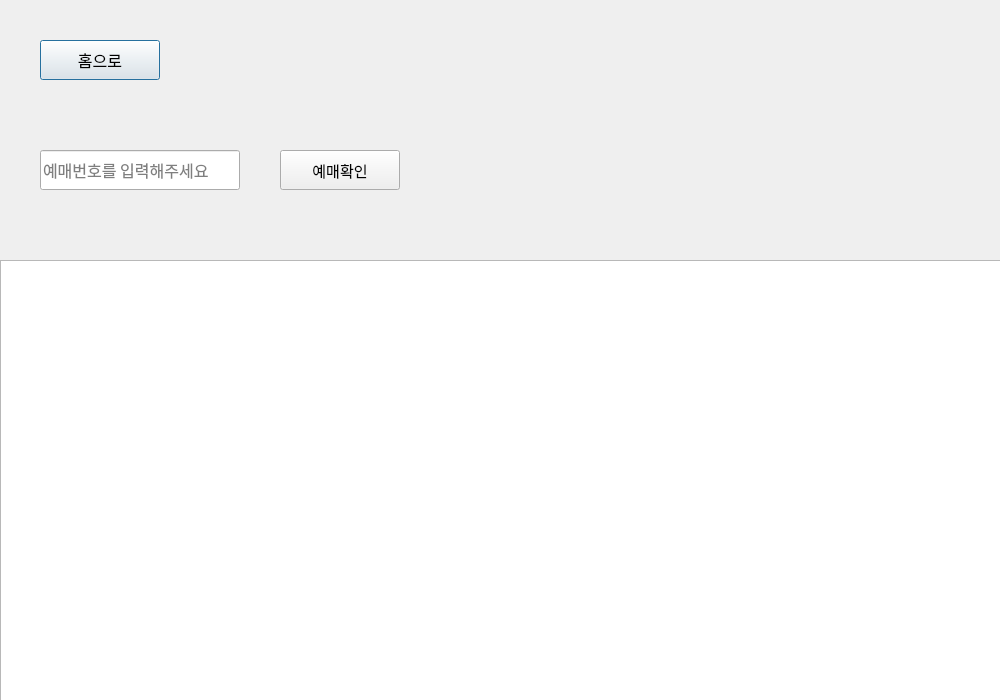
The window that ui/searchpage.ui (2sseong/mini_project_2025-03) describes before a commit, drawn with Qt 5.
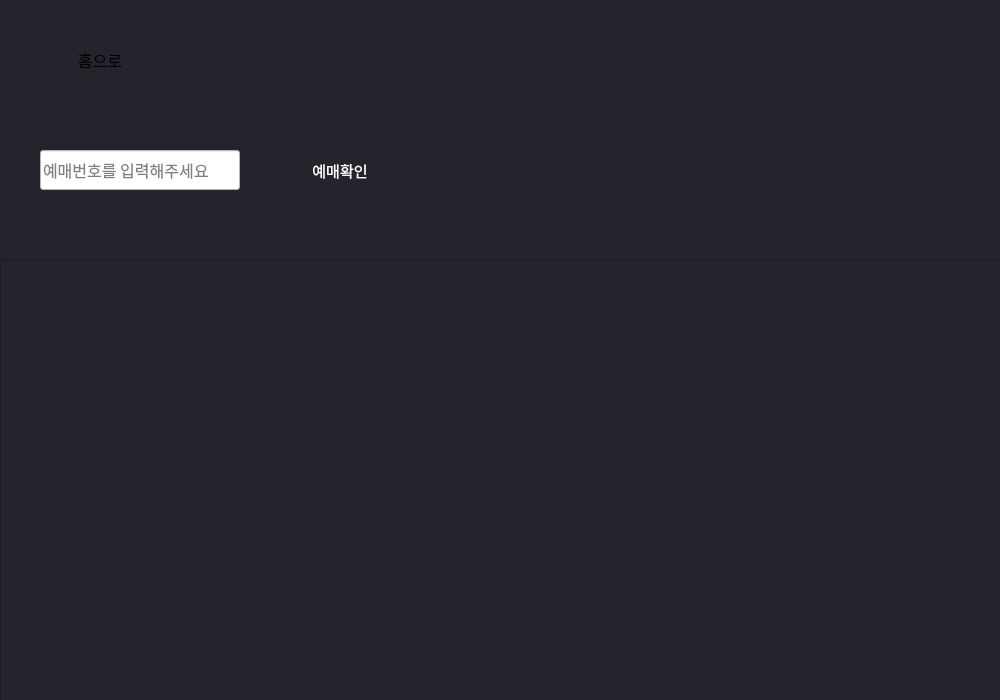
The same window after the commit.

```diff
--- a/ui/searchpage.ui
+++ b/ui/searchpage.ui
@@ -31,6 +31,10 @@
   <property name="windowTitle">
    <string>Dialog</string>
   </property>
+  <property name="styleSheet">
+   <string notr="true">background:#24242C;
+color:white;</string>
+  </property>
   <widget class="QLineEdit" name="input_key">
    <property name="geometry">
     <rect>
@@ -46,6 +50,10 @@
      <pointsize>12</pointsize>
     </font>
    </property>
+   <property name="styleSheet">
+    <string notr="true">background:white;
+color:black;</string>
+   </property>
    <property name="text">
     <string/>
    </property>
@@ -68,6 +76,15 @@
      <pointsize>12</pointsize>
     </font>
    </property>
+   <property name="styleSheet">
+    <string notr="true">background: qlineargradient(
+                    x1: 0, y1: 0, x2: 0, y2: 1,
+                    stop: 0 #ffffff,
+                    stop: 1 #dddddd
+                );
+color: black;
+border-radius:4;</string>
+   </property>
    <property name="text">
     <string>홈으로</string>
    </property>
@@ -87,6 +104,15 @@
      <pointsize>11</pointsize>
     </font>
    </property>
+   <property name="styleSheet">
+    <string notr="true">background: qlineargradient(
+                    x1: 0, y1: 0, x2: 0, y2: 1,
+                    stop: 0 #AF2E29,
+                    stop: 1 #8E2824
+                );
+color: white;
+border-radius: 4px;</string>
+   </property>
    <property name="text">
     <string>예매확인</string>
    </property>
@@ -102,7 +128,16 @@
    </property>
    <layout class="QVBoxLayout" name="verticalLayout">
     <item>
-     <widget class="QTableView" name="tbl_search"/>
+     <widget class="QTableView" name="tbl_search">
+      <property name="styleSheet">
+       <string notr="true">QHeaderView::section{
+background:#151820;
+color:white;
+};
+color:white;
+</string>
+      </property>
+     </widget>
     </item>
    </layout>
   </widget>
```
